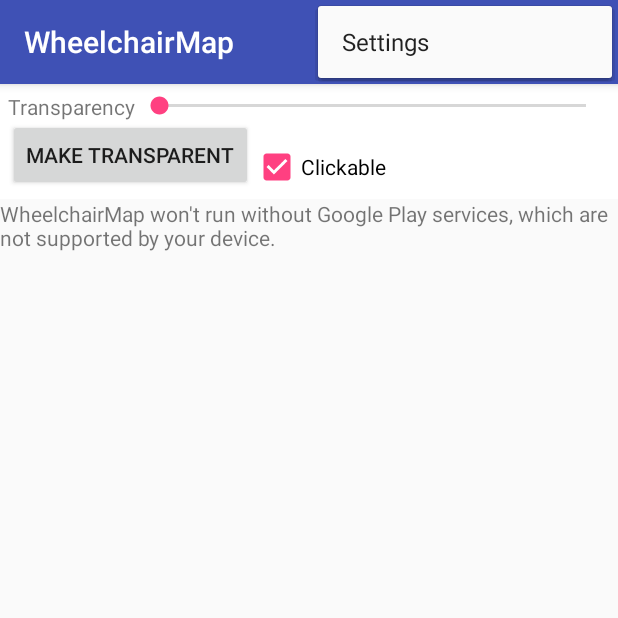
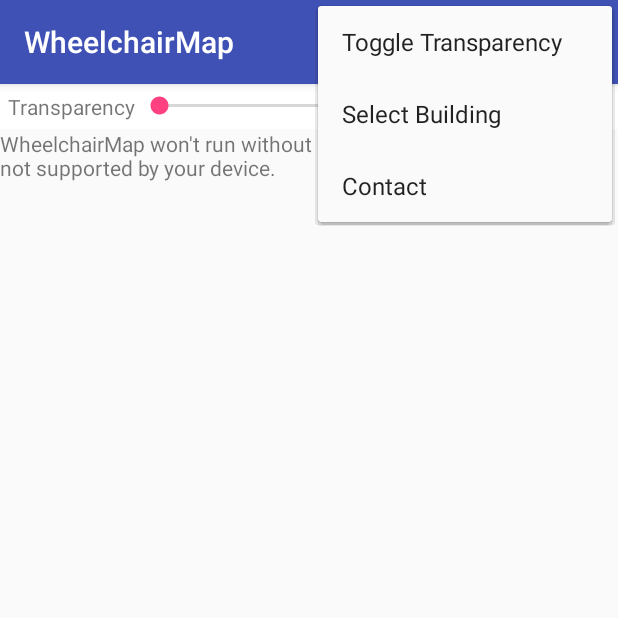
Before and after one commit to lramosoromi/WheelchairMap, an Android app: the MapsActivity screen opened directly, with no data from a screen before it, with the options menu open, on a phone screen of 412 x 824 dp, the top half of it. Run offline under Robolectric (Android 15) with nearby library versions, the phone set to English and light mode, and no system bars.

Commit message:
Menu bien, seleccion de edificios

```diff
--- a/wheelchairMap/src/main/java/com/rolithunderbird/wheelchairmap/Constants.java
+++ b/wheelchairMap/src/main/java/com/rolithunderbird/wheelchairmap/Constants.java
@@ -73,4 +73,9 @@
     protected enum PROVIDERTYPE {
         NULL, GPS_PROVIDER, NETWORK_PROVIDER
     }
+
+    //  What map is active
+    protected enum MAP_ACTIVE {
+        BASIC_MAP, ROUTE_MAP
+    }
 }
--- a/wheelchairMap/src/main/res/layout/activity_maps.xml
+++ b/wheelchairMap/src/main/res/layout/activity_maps.xml
@@ -42,14 +42,7 @@
             android:layout_toEndOf="@id/transparency_text"
             android:layout_toRightOf="@id/transparency_text" />
 
-        <Button
-            android:id="@id/makeTransparentButton"
-            android:layout_width="wrap_content"
-            android:layout_height="wrap_content"
-            android:layout_below="@id/transparencySeekBar"
-            android:onClick="makeTransparent"
-            android:text="@string/makeTransparent" />
-
+<!--
         <CheckBox
             android:id="@id/toggleClickability"
             android:layout_width="wrap_content"
@@ -60,6 +53,7 @@
             android:checked="true"
             android:onClick="toggleClickability"
             android:text="@string/clickable" />
+-->
 
     </RelativeLayout>
 
--- a/wheelchairMap/src/main/res/menu/menu_main.xml
+++ b/wheelchairMap/src/main/res/menu/menu_main.xml
@@ -8,8 +8,20 @@
         android:icon="@android:drawable/ic_dialog_map"
         android:title="@string/action_show_routes"
         wheelchairMap:showAsAction="always"/>
+
     <item
-        android:id="@id/action_settings"
-        android:title="@string/action_settings">
+        android:id="@id/action_toggle_transparency"
+        android:title="@string/action_toggle_transparency" />
+
+    <item
+        android:id="@id/action_select_building"
+        android:title="@string/action_select_building">
     </item>
+
+    <group android:id="@id/group_contact">
+        <item
+            android:id="@id/action_contact"
+            android:title="@string/action_contact"/>
+    </group>
+
 </menu>
--- a/wheelchairMap/src/main/res/values/ids.xml
+++ b/wheelchairMap/src/main/res/values/ids.xml
@@ -7,11 +7,18 @@
     <item name="mapLinearLayout" type="id"/>
     <item name="transparency_text" type="id"/>
     <item name="transparencySeekBar" type="id"/>
-    <item name="makeTransparentButton" type="id"/>
     <item name="toggleClickability" type="id"/>
     <item name="map" type="id"/>
 
     <!--    Menu    -->
     <item name="action_show_routes" type="id"/>
-    <item name="action_settings" type="id"/>
+    <item name="action_select_building" type="id"/>
+    <item name="action_toggle_transparency" type="id"/>
+    <item name="group_contact" type="id"/>
+    <item name="action_contact" type="id"/>
+
+    <!--    Custom Dialog   -->
+    <item name="custom_dialog_message" type="id"/>
+    <item name="spinner_buildings" type="id"/>
+    <item name="custom_dialog_button" type="id"/>
 </resources>
--- a/wheelchairMap/src/main/res/values/strings.xml
+++ b/wheelchairMap/src/main/res/values/strings.xml
@@ -8,12 +8,20 @@
     <string name="title_activity_maps">WheelchairMap</string>
     <string name="mapLayoutName">com.google.android.gms.maps.SupportMapFragment</string>
     <string name="transparency">Transparency</string>
-    <string name="makeTransparent">Make Transparent</string>
     <string name="clickable">Clickable</string>
 
     <!--    Menu MapActivity    -->
     <string name="action_show_routes">Routes</string>
-    <string name="action_settings">Settings</string>
+    <string name="action_select_building">Select Building</string>
+    <string name="action_toggle_transparency">Toggle Transparency</string>
+    <string name="action_contact">Contact</string>
+
+    <!--    Custom Dialog   -->
+    <string name="custom_dialog_message">Select a building</string>
+    <string-array name="buildings_array">
+        <item>Building 9</item>
+    </string-array>
+    <string name="custom_dialog_button">Select</string>
 
     <!--    AlertDialog strings -->
     <string name="alertDialogTitle">Caution</string>
```
Also changed, not shown: wheelchairMap/src/main/java/com/rolithunderbird/wheelchairmap/CustomDialog.java (added, +71 -0 lines), wheelchairMap/src/main/java/com/rolithunderbird/wheelchairmap/MapsActivity.java (+30 -48 lines), wheelchairMap/src/main/res/drawable/curve_sharp.xml (added, +15 -0 lines), wheelchairMap/src/main/res/layout/custom_layout.xml (added, +42 -0 lines).
